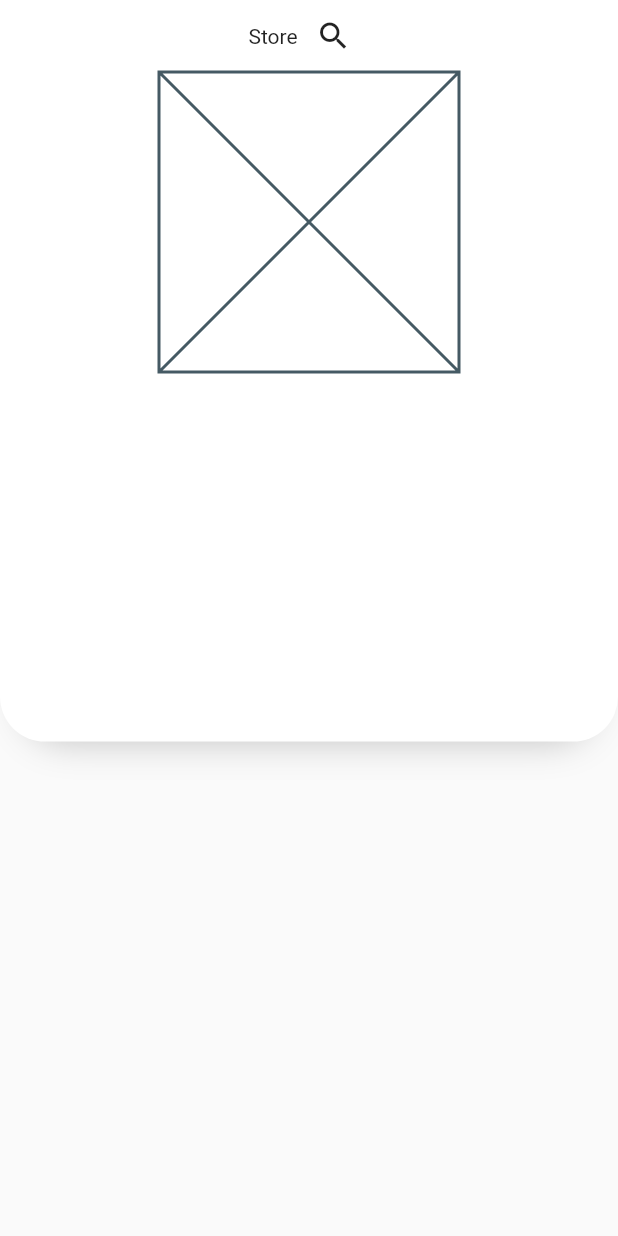
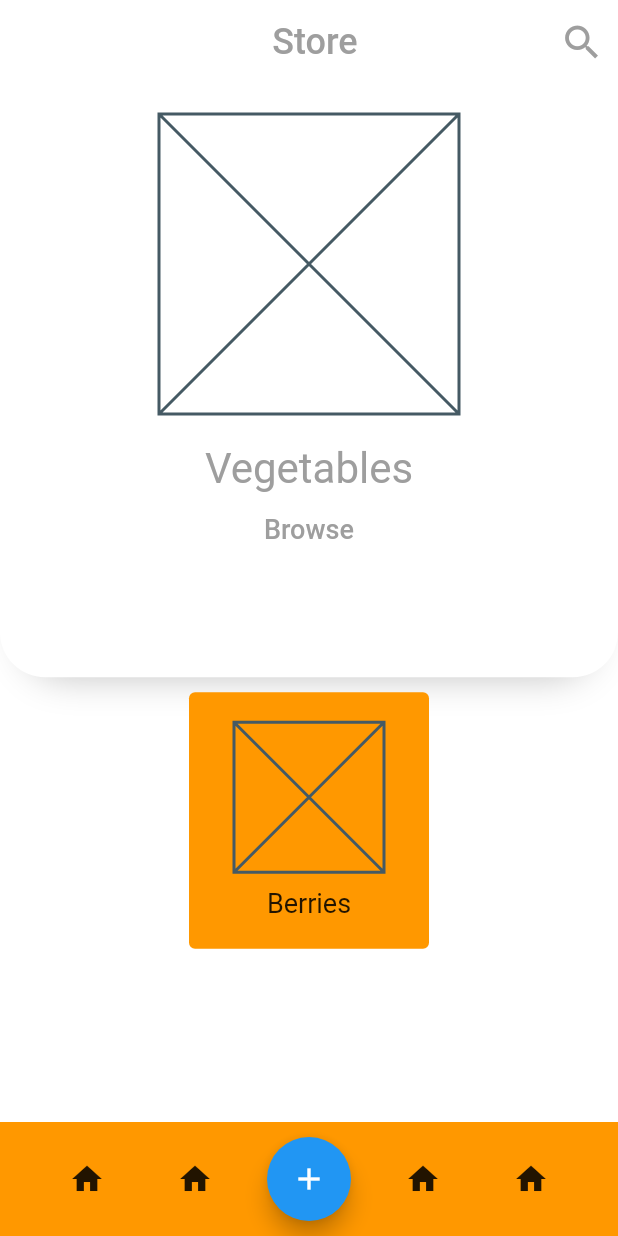
Before and after one commit to codingbbq/flutter_fresh_food, a Flutter app: the HomePage screen opened by its route, on a phone screen of 412 x 824 dp. Run offline on Flutter 3.47's test engine with Material 2 defaults, Android fonts, the phone set to English and light mode, and no system bars.

Commit message:
Added model for food categories and created food card

```diff
--- /dev/null
+++ b/lib/model/model_food_categories.dart
@@ -0,0 +1,42 @@
+class FreshFoodCategory {
+  final int id;
+  final String categoryName;
+  final String categoryImg;
+
+  FreshFoodCategory({
+    this.id,
+    this.categoryName,
+    this.categoryImg,
+  });
+}
+
+final FreshFoodCategory vegetable = FreshFoodCategory(
+  id: 1,
+  categoryName: "Vegetables",
+  categoryImg: "assets/images/categories/001_vegetables.png",
+);
+
+final FreshFoodCategory berries = FreshFoodCategory(
+  id: 2,
+  categoryName: "Berries",
+  categoryImg: "assets/images/categories/001_berries.png",
+);
+
+final FreshFoodCategory citrus = FreshFoodCategory(
+  id: 3,
+  categoryName: "Citrus",
+  categoryImg: "assets/images/categories/001_citrus.png",
+);
+
+final FreshFoodCategory seasonalfruits = FreshFoodCategory(
+  id: 3,
+  categoryName: "Seasonal",
+  categoryImg: "assets/images/categories/001_seasonal.png",
+);
+
+final List<FreshFoodCategory> freshFoodCatList = [
+  vegetable,
+  berries,
+  citrus,
+  seasonalfruits
+];
--- /dev/null
+++ b/lib/pages/home/home_utils/fresh_food_card.dart
@@ -0,0 +1,35 @@
+import 'package:flutter/material.dart';
+
+class FreshFoodCard extends StatelessWidget {
+  @override
+  Widget build(BuildContext context) {
+    return Card(
+      margin: EdgeInsets.all(10.0),
+      elevation: 0.0,
+      color: Colors.orange,
+      child: Container(
+        padding: EdgeInsets.symmetric(
+          vertical: 20.0,
+          horizontal: 30.0,
+        ),
+        child: Column(
+          children: [
+            Placeholder(
+              fallbackWidth: 100,
+              fallbackHeight: 100,
+            ),
+            SizedBox(
+              height: 10.0,
+            ),
+            Text(
+              "Berries",
+              style: TextStyle(
+                fontSize: 18.0,
+              ),
+            ),
+          ],
+        ),
+      ),
+    );
+  }
+}
--- a/lib/pages/home/page_home.dart
+++ b/lib/pages/home/page_home.dart
@@ -1,40 +1,94 @@
 import 'package:flutter/material.dart';
+import 'package:flutter_fresh_food/model/model_food_categories.dart';
+import 'package:flutter_fresh_food/pages/home/home_utils/fresh_food_card.dart';
+import 'package:flutter_fresh_food/utils/bottom_nav.dart';
 import 'package:flutter_fresh_food/utils/custom_box_decoration.dart';
 
 class HomePage extends StatelessWidget {
   @override
   Widget build(BuildContext context) {
+    var width = MediaQuery.of(context).size.width;
     var height = MediaQuery.of(context).size.height;
+
+    // Get the first item from the food category
+    FreshFoodCategory firstCategory = freshFoodCatList[0];
+
     return Scaffold(
+      appBar: AppBar(
+        backgroundColor: Colors.transparent,
+        shadowColor: Colors.transparent,
+        elevation: 0.0,
+        leading: SizedBox(),
+        title: Center(
+          child: Text(
+            "Store",
+            style: TextStyle(
+              fontSize: 24.0,
+              color: Colors.grey,
+            ),
+          ),
+        ),
+        actions: [
+          IconButton(
+            icon: Icon(
+              Icons.search,
+              size: 30.0,
+              color: Colors.grey,
+            ),
+            onPressed: () {},
+          ),
+        ],
+      ),
       backgroundColor: Colors.white,
-      bottomSheet: Column(
+      bottomSheet: CustomBottomNavigation(),
+      body: Column(
         children: [
           Container(
-            height: height * 0.60,
+            padding: EdgeInsets.only(top: 20.0),
+            width: width,
+            height: height * 0.48,
             decoration: customBoxDecoration,
             child: Column(
               children: [
-                // Title and Search Icon button
-                Row(
-                  mainAxisAlignment: MainAxisAlignment.center,
-                  children: [
-                    Text("Store"),
-                    IconButton(
-                      icon: Icon(Icons.search),
-                      onPressed: () {},
-                    ),
-                  ],
-                ),
-
                 // Product Details
                 Container(
                   height: 200,
                   width: 200,
                   child: Placeholder(),
                 ),
+
+                SizedBox(
+                  height: 20.0,
+                ),
+                Text(
+                  firstCategory.categoryName,
+                  style: TextStyle(
+                    fontSize: 28.0,
+                    color: Colors.grey,
+                  ),
+                ),
+
+                FlatButton(
+                  padding: EdgeInsets.all(10.0),
+                  onPressed: () {},
+                  child: Text(
+                    "Browse",
+                    style: TextStyle(
+                      color: Colors.grey,
+                      fontSize: 18.0,
+                    ),
+                  ),
+                ),
               ],
             ),
           ),
+          SingleChildScrollView(
+            scrollDirection: Axis.horizontal,
+            child: Row(
+              mainAxisAlignment: MainAxisAlignment.start,
+              children: [FreshFoodCard()],
+            ),
+          )
         ],
       ),
     );
--- /dev/null
+++ b/lib/utils/bottom_nav.dart
@@ -0,0 +1,38 @@
+import 'package:flutter/material.dart';
+
+class CustomBottomNavigation extends StatelessWidget {
+  @override
+  Widget build(BuildContext context) {
+    return Container(
+      padding: EdgeInsets.all(10.0),
+      decoration: BoxDecoration(
+        color: Colors.orange,
+      ),
+      child: Row(
+        mainAxisAlignment: MainAxisAlignment.spaceEvenly,
+        children: [
+          IconButton(
+            icon: Icon(Icons.home),
+            onPressed: () {},
+          ),
+          IconButton(
+            icon: Icon(Icons.home),
+            onPressed: () {},
+          ),
+          FloatingActionButton(
+            onPressed: () {},
+            child: Icon(Icons.add),
+          ),
+          IconButton(
+            icon: Icon(Icons.home),
+            onPressed: () {},
+          ),
+          IconButton(
+            icon: Icon(Icons.home),
+            onPressed: () {},
+          ),
+        ],
+      ),
+    );
+  }
+}
```
